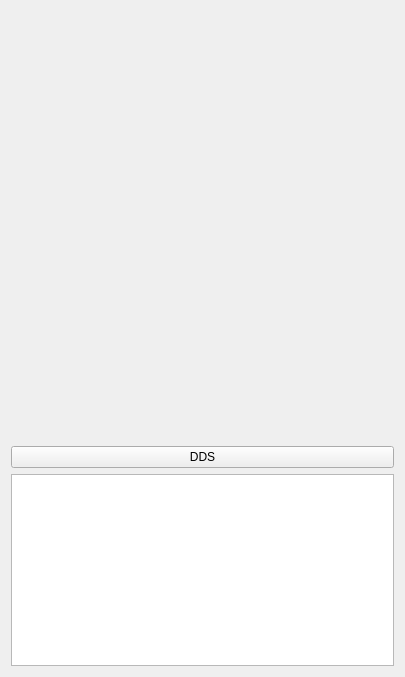
xmarduel/bridge_deal_dds, file DDS_VIDEO_APP/bridgeWUiVideoDDS.ui: the form before one commit.
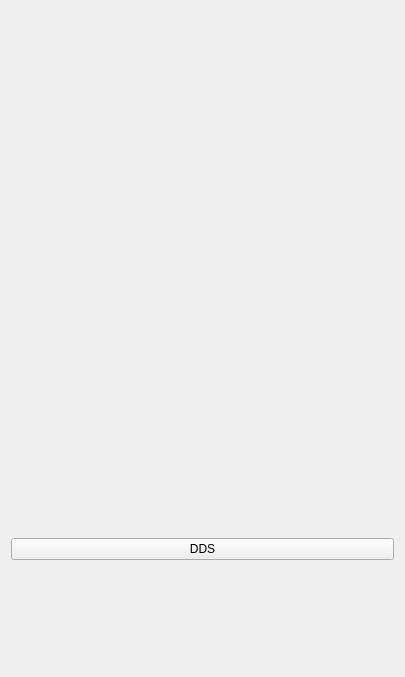
The form after the commit.

What changed in the file:
```diff
--- a/DDS_VIDEO_APP/bridgeWUiVideoDDS.ui
+++ b/DDS_VIDEO_APP/bridgeWUiVideoDDS.ui
@@ -13,42 +13,21 @@
   <property name="windowTitle">
    <string>Form</string>
   </property>
-  <layout class="QVBoxLayout" name="verticalLayout" stretch="0,1,0,0,0">
+  <layout class="QVBoxLayout" name="verticalLayout" stretch="1,0,0,0">
    <item>
-    <widget class="QWidget" name="videoControls" native="true">
-     <property name="minimumSize">
-      <size>
-       <width>0</width>
-       <height>24</height>
-      </size>
-     </property>
-     <layout class="QVBoxLayout" name="verticalLayout_5">
-      <property name="leftMargin">
-       <number>0</number>
-      </property>
-      <property name="topMargin">
-       <number>0</number>
-      </property>
-      <property name="rightMargin">
-       <number>0</number>
-      </property>
-      <property name="bottomMargin">
-       <number>0</number>
-      </property>
-      <item>
-       <layout class="QHBoxLayout" name="horizontalLayout_3"/>
-      </item>
-     </layout>
-    </widget>
-   </item>
-   <item>
-    <widget class="QWidget" name="videoView" native="true">
+    <widget class="QWidget" name="VideoViewContainer" native="true">
      <property name="sizePolicy">
       <sizepolicy hsizetype="Preferred" vsizetype="Expanding">
        <horstretch>0</horstretch>
        <verstretch>0</verstretch>
       </sizepolicy>
      </property>
+     <property name="minimumSize">
+      <size>
+       <width>100</width>
+       <height>300</height>
+      </size>
+     </property>
      <layout class="QVBoxLayout" name="verticalLayout_4">
       <property name="leftMargin">
        <number>0</number>
@@ -73,7 +52,7 @@
      <property name="minimumSize">
       <size>
        <width>0</width>
-       <height>24</height>
+       <height>36</height>
       </size>
      </property>
      <layout class="QVBoxLayout" name="verticalLayout_2">
@@ -103,27 +82,37 @@
     </widget>
    </item>
    <item>
-    <widget class="QTextBrowser" name="textBrowserShowDDS">
-     <property name="enabled">
-      <bool>true</bool>
-     </property>
-     <property name="sizePolicy">
-      <sizepolicy hsizetype="Expanding" vsizetype="Minimum">
-       <horstretch>0</horstretch>
-       <verstretch>0</verstretch>
-      </sizepolicy>
-     </property>
+    <widget class="QWidget" name="DDSViewContainer" native="true">
      <property name="minimumSize">
       <size>
        <width>0</width>
-       <height>99</height>
+       <height>100</height>
       </size>
      </property>
-     <property name="font">
-      <font>
-       <pointsize>14</pointsize>
-      </font>
-     </property>
+     <layout class="QVBoxLayout" name="verticalLayout_7">
+      <property name="spacing">
+       <number>0</number>
+      </property>
+      <property name="leftMargin">
+       <number>1</number>
+      </property>
+      <property name="topMargin">
+       <number>0</number>
+      </property>
+      <property name="rightMargin">
+       <number>1</number>
+      </property>
+      <property name="bottomMargin">
+       <number>0</number>
+      </property>
+      <item>
+       <layout class="QVBoxLayout" name="verticalLayoutDDSView">
+        <property name="spacing">
+         <number>0</number>
+        </property>
+       </layout>
+      </item>
+     </layout>
     </widget>
    </item>
   </layout>
```
Left out of the diff: 6 changed lines with no effect on the pictures.
